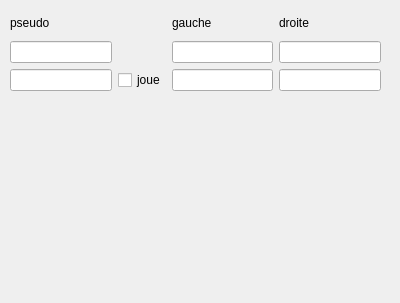
Old version of the form fievreCourbe/dialogconfig.ui in the repository rollandguillaume/fievreCourbe.
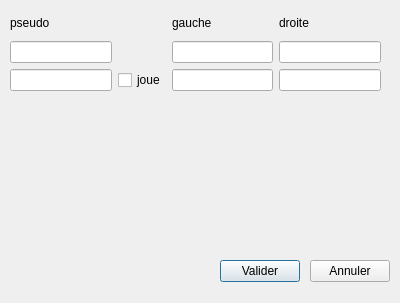
New version of the form.

The edit to the form file:
```diff
--- a/fievreCourbe/dialogconfig.ui
+++ b/fievreCourbe/dialogconfig.ui
@@ -90,6 +90,32 @@
     </item>
    </layout>
   </widget>
+  <widget class="QPushButton" name="pushButton_valid">
+   <property name="geometry">
+    <rect>
+     <x>220</x>
+     <y>260</y>
+     <width>80</width>
+     <height>22</height>
+    </rect>
+   </property>
+   <property name="text">
+    <string>Valider</string>
+   </property>
+  </widget>
+  <widget class="QPushButton" name="pushButton_annul">
+   <property name="geometry">
+    <rect>
+     <x>310</x>
+     <y>260</y>
+     <width>80</width>
+     <height>22</height>
+    </rect>
+   </property>
+   <property name="text">
+    <string>Annuler</string>
+   </property>
+  </widget>
  </widget>
  <resources/>
  <connections/>
```
Left out of the diff: 35 changed lines with no effect on the pictures.
